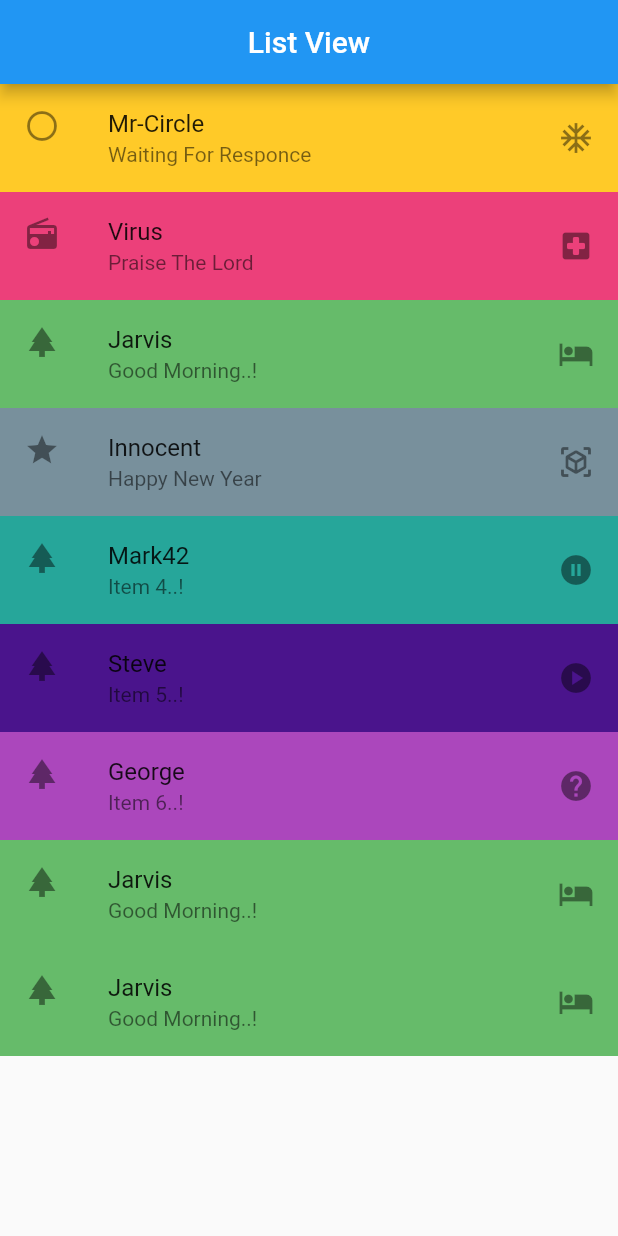
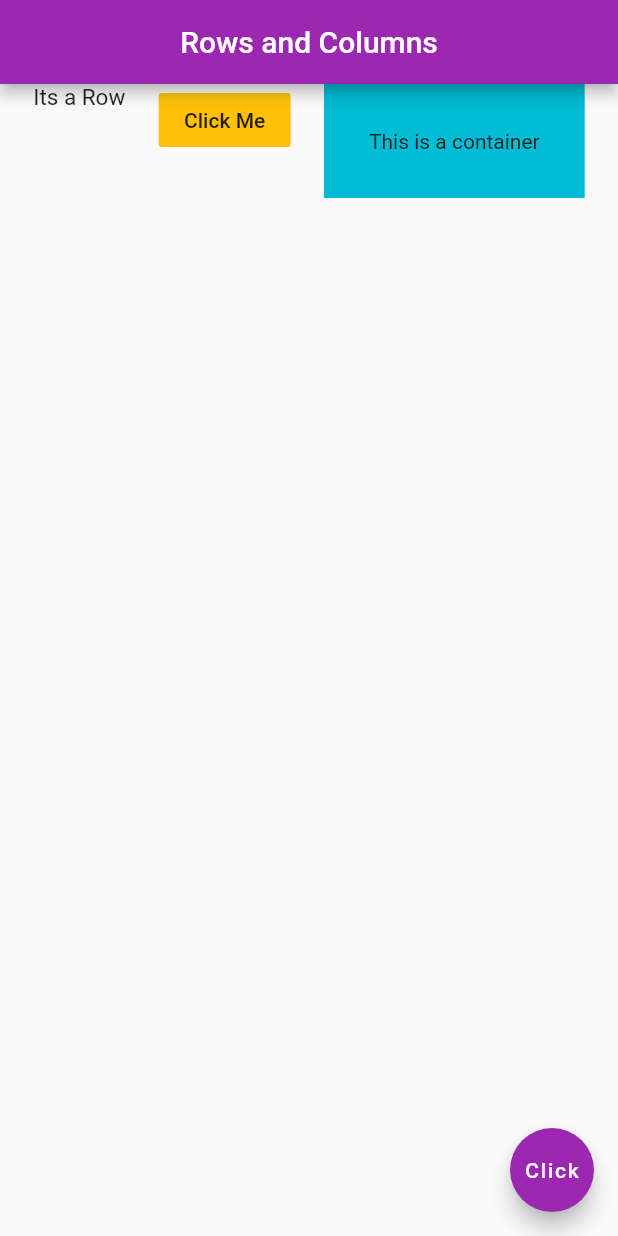
Before and after one commit to Ironman72/my_first_flutter_tutorial, a Flutter app: the screen it shows after launch, on a phone screen of 412 x 824 dp. Run offline on Flutter 3.47's test engine with Material 2 defaults, Android fonts, the phone set to English and light mode, and no system bars.

Commit message:
learned row

```diff
--- a/lib/main.dart
+++ b/lib/main.dart
@@ -10,94 +10,42 @@ class MyApp extends StatelessWidget {
   @override
   Widget build(BuildContext context) {
     return MaterialApp(
-        debugShowCheckedModeBanner: false,
-        title: 'Flutter APP',
-        home: Scaffold(
+      title: 'FLutter App',
+      debugShowCheckedModeBanner: false,
+      home: SafeArea(
+        child: Scaffold(
           appBar: AppBar(
             centerTitle: true,
-            title: Text('List View'),
+            title: Text('Rows and Columns'),
+            backgroundColor: Colors.purple,
           ),
-          body: Material(
-            child: ListView(
-              children: [
-                Container(
-                  color: Colors.amber[400],
-                  child: ListTile(
-                    leading: Icon(Icons.panorama_fisheye_outlined),
-                    title: Text('Mr-Circle'),
-                    subtitle: Text('Waiting For Responce'),
-                    trailing: Icon(Icons.ac_unit),
-                  ),
-                ),
-                Container(
-                  color: Colors.pink[400],
-                  child: ListTile(
-                      leading: Icon(
-                        Icons.radio,
-                      ),
-                      title: Text('Virus'),
-                      subtitle: Text('Praise The Lord'),
-                      trailing: Icon(Icons.local_hospital_rounded)),
-                ),
-                Container(
-                  color: Colors.green[400],
-                  child: ListTile(
-                      leading: Icon(Icons.park),
-                      title: Text('Jarvis'),
-                      subtitle: Text('Good Morning..!'),
-                      trailing: Icon(Icons.hotel)),
-                ),
-                Container(
-                  color: Colors.blueGrey[400],
-                  child: ListTile(
-                      leading: Icon(Icons.grade),
-                      title: Text('Innocent'),
-                      subtitle: Text('Happy New Year'),
-                      trailing: Icon(Icons.view_in_ar)),
-                ),
-                Container(
-                  color: Colors.teal[400],
-                  child: ListTile(
-                      leading: Icon(Icons.park),
-                      title: Text('Mark42'),
-                      subtitle: Text('Item 4..!'),
-                      trailing: Icon(Icons.pause_circle_filled)),
-                ),
-                Container(
-                  color: Colors.purple[900],
-                  child: ListTile(
-                      leading: Icon(Icons.park),
-                      title: Text('Steve'),
-                      subtitle: Text('Item 5..!'),
-                      trailing: Icon(Icons.play_circle)),
-                ),
-                Container(
-                  color: Colors.purple[400],
-                  child: ListTile(
-                      leading: Icon(Icons.park),
-                      title: Text('George'),
-                      subtitle: Text('Item 6..!'),
-                      trailing: Icon(Icons.help)),
-                ),
-                Container(
-                  color: Colors.green[400],
-                  child: ListTile(
-                      leading: Icon(Icons.park),
-                      title: Text('Jarvis'),
-                      subtitle: Text('Good Morning..!'),
-                      trailing: Icon(Icons.hotel)),
-                ),
-                Container(
-                  color: Colors.green[400],
-                  child: ListTile(
-                      leading: Icon(Icons.park),
-                      title: Text('Jarvis'),
-                      subtitle: Text('Good Morning..!'),
-                      trailing: Icon(Icons.hotel)),
-                ),
-              ],
-            ),
+          body: Row(
+            mainAxisAlignment: MainAxisAlignment.spaceEvenly,
+            crossAxisAlignment: CrossAxisAlignment.start,
+            children: <Widget>[
+              Text(
+                'Its a Row',
+                style: TextStyle(fontSize: 15.0),
+              ),
+              FlatButton(
+                onPressed: () {},
+                child: Text('Click Me'),
+                color: Colors.amber,
+              ),
+              Container(
+                color: Colors.cyan,
+                padding: EdgeInsets.all(30.0),
+                child: Text('This is a container'),
+              )
+            ],
           ),
-        ));
+          floatingActionButton: FloatingActionButton(
+            onPressed: () {},
+            child: Text('Click'),
+            backgroundColor: Colors.purple,
+          ),
+        ),
+      ),
+    );
   }
 }
--- a/pubspec.yaml
+++ b/pubspec.yaml
@@ -63,9 +63,9 @@ flutter:
   uses-material-design: true
 
   # To add assets to your application, add an assets section, like this:
-  assets:
-    - images/happy.png
-    - images/launcher.png
+  # assets:
+  #   - images/happy.png
+  #   - images/launcher.png
 
   # An image asset can refer to one or more resolution-specific "variants", see
   # https://flutter.dev/assets-and-images/#resolution-aware.
```
